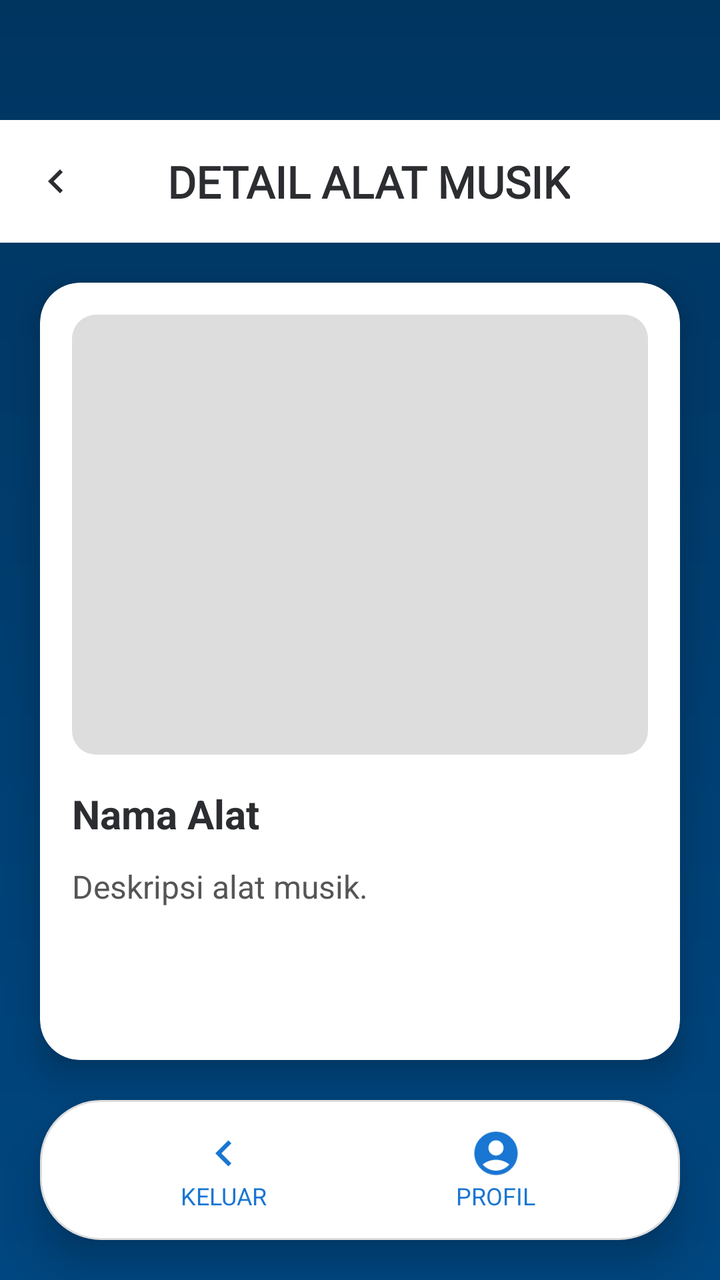
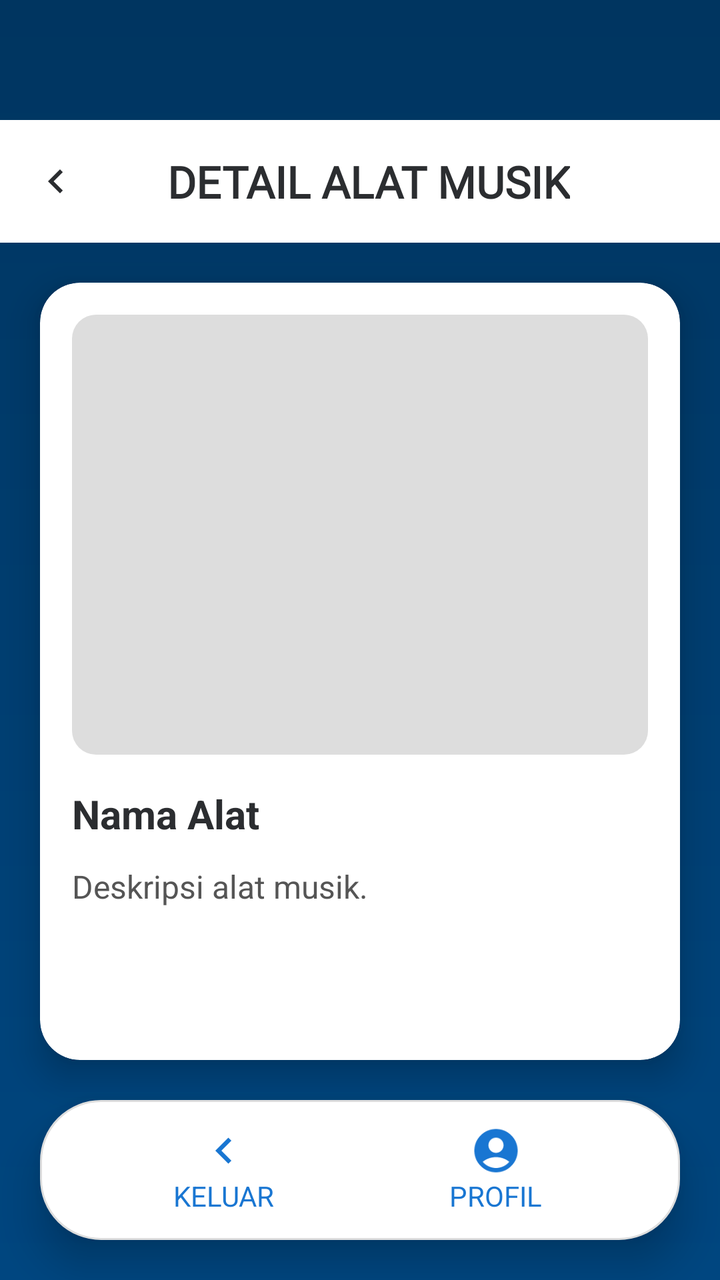

An Android layout rendered at two revisions. The XML below is the earlier revision; the diff shows what the commit changed to produce the second picture.
<!-- AndroidManifest.xml: application theme Theme.MusikAryo -->
<!-- res/layout/activity_detail.xml -->
<?xml version="1.0" encoding="utf-8"?>
<androidx.constraintlayout.widget.ConstraintLayout
    xmlns:android="http://schemas.android.com/apk/res/android"
    xmlns:app="http://schemas.android.com/apk/res-auto"
    android:layout_width="match_parent"
    android:layout_height="match_parent"
    android:background="@drawable/bg_header_gradient">

    <androidx.constraintlayout.widget.ConstraintLayout
        android:id="@+id/headerLayoutDetail"
        android:layout_width="0dp"
        android:layout_height="wrap_content"
        android:layout_marginTop="60dp"
        android:background="@color/white"
        android:padding="16dp"
        app:layout_constraintEnd_toEndOf="parent"
        app:layout_constraintStart_toStartOf="parent"
        app:layout_constraintTop_toTopOf="parent">

        <ImageView
            android:id="@+id/btnKembali"
            android:layout_width="24dp"
            android:layout_height="24dp"
            android:contentDescription="Back"
            android:src="@drawable/ic_exit"
            app:layout_constraintBottom_toBottomOf="parent"
            app:layout_constraintStart_toStartOf="parent"
            app:layout_constraintTop_toTopOf="parent"
            app:tint="#2B2D30" />

        <TextView
            android:id="@+id/tvHeaderDetail"
            android:layout_width="wrap_content"
            android:layout_height="wrap_content"
            android:fontFamily="@font/poppins_bold"
            android:text="DETAIL ALAT MUSIK"
            android:textColor="#2B2D30"
            android:textSize="22sp"
            android:textStyle="bold"
            app:layout_constraintBottom_toBottomOf="parent"
            app:layout_constraintEnd_toEndOf="parent"
            app:layout_constraintHorizontal_bias="0.425"
            app:layout_constraintStart_toEndOf="@id/btnKembali"
            app:layout_constraintTop_toTopOf="parent"
            app:layout_constraintVertical_bias="0.0" />
    </androidx.constraintlayout.widget.ConstraintLayout>

    <androidx.cardview.widget.CardView
        android:layout_width="0dp"
        android:layout_height="0dp"
        android:layout_margin="20dp"
        app:cardCornerRadius="20dp"
        app:cardElevation="10dp"
        app:layout_constraintTop_toBottomOf="@id/headerLayoutDetail"
        app:layout_constraintBottom_toTopOf="@id/bottomNav"
        app:layout_constraintStart_toStartOf="parent"
        app:layout_constraintEnd_toEndOf="parent">

        <ScrollView
            android:layout_width="match_parent"
            android:layout_height="match_parent"
            android:padding="16dp">

            <LinearLayout
                android:layout_width="match_parent"
                android:layout_height="wrap_content"
                android:orientation="vertical">

                <ImageView
                    android:id="@+id/imgDetail"
                    android:layout_width="match_parent"
                    android:layout_height="220dp"
                    android:scaleType="centerCrop"
                    android:background="@drawable/bg_rounded_img"
                    android:layout_marginBottom="16dp"/>

                <TextView
                    android:id="@+id/tvNamaDetail"
                    android:layout_width="match_parent"
                    android:layout_height="wrap_content"
                    android:text="Nama Alat"
                    android:textStyle="bold"
                    android:textSize="20sp"
                    android:textColor="#2B2D30"
                    android:layout_marginBottom="12dp"/>

                <TextView
                    android:id="@+id/tvDeskripsiDetail"
                    android:layout_width="match_parent"
                    android:layout_height="wrap_content"
                    android:text="Deskripsi alat musik."
                    android:textSize="16sp"
                    android:textColor="#555555"/>
            </LinearLayout>
        </ScrollView>
    </androidx.cardview.widget.CardView>

    <LinearLayout
        android:id="@+id/bottomNav"
        android:layout_width="0dp"
        android:layout_height="70dp"
        android:layout_margin="20dp"
        android:layout_marginBottom="50dp"
        android:background="@drawable/bg_bottom_nav"
        android:elevation="12dp"
        android:gravity="center"
        android:orientation="horizontal"
        android:paddingHorizontal="24dp"
        android:paddingVertical="10dp"
        app:layout_constraintBottom_toBottomOf="parent"
        app:layout_constraintStart_toStartOf="parent"
        app:layout_constraintEnd_toEndOf="parent">

        <LinearLayout
            android:id="@+id/btnExit"
            android:layout_width="0dp"
            android:layout_height="match_parent"
            android:layout_weight="1"
            android:gravity="center"
            android:orientation="vertical">

            <ImageView
                android:layout_width="26dp"
                android:layout_height="26dp"
                android:src="@drawable/ic_exit"
                app:tint="@color/blue_700"/>

            <TextView
                android:layout_width="wrap_content"
                android:layout_height="wrap_content"
                android:text="KELUAR"
                android:textColor="@color/blue_700"
                android:textSize="12sp"/>
        </LinearLayout>

        <LinearLayout
            android:id="@+id/btnProfil"
            android:layout_width="0dp"
            android:layout_height="match_parent"
            android:layout_weight="1"
            android:gravity="center"
            android:orientation="vertical">

            <ImageView
                android:layout_width="26dp"
                android:layout_height="26dp"
                android:src="@drawable/ic_user"
                app:tint="@color/blue_700"/>

            <TextView
                android:layout_width="wrap_content"
                android:layout_height="wrap_content"
                android:text="PROFIL"
                android:textColor="@color/blue_700"
                android:textSize="12sp"/>
        </LinearLayout>
    </LinearLayout>

</androidx.constraintlayout.widget.ConstraintLayout>
<!-- resources referenced by this layout -->
<resources>
  <color name="blue_700">#1976D2</color>
  <color name="white">#FFFFFFFF</color>
  <!-- drawable bg_bottom_nav (drawable) -->
  <shape xmlns:android="http://schemas.android.com/apk/res/android"
      android:shape="rectangle">
      <solid android:color="#FFFFFF"/>
      <corners android:radius="30dp"/>
      <stroke android:width="1dp" android:color="#DDDDDD"/>
  </shape>
  <!-- drawable bg_header_gradient (drawable) -->
  <shape xmlns:android="http://schemas.android.com/apk/res/android">
      <gradient
          android:startColor="#003560"
          android:endColor="#004680"
          android:angle="140"/>
  </shape>
  <!-- drawable bg_rounded_img (drawable) -->
  <shape xmlns:android="http://schemas.android.com/apk/res/android" android:shape="rectangle">
      <corners android:radius="12dp"/>
      <solid android:color="#DDDDDD"/>
  </shape>
  <!-- drawable ic_exit (drawable) -->
  <vector xmlns:android="http://schemas.android.com/apk/res/android" android:autoMirrored="true" android:height="24dp" android:tint="#000000" android:viewportHeight="960" android:viewportWidth="960" android:width="24dp">
        
      <path android:fillColor="@android:color/white" android:pathData="M560,720L320,480L560,240L616,296L432,480L616,664L560,720Z"/>
      
  </vector>
  <!-- drawable ic_user (drawable) -->
  <vector xmlns:android="http://schemas.android.com/apk/res/android" android:height="24dp" android:tint="#000000" android:viewportHeight="24" android:viewportWidth="24" android:width="24dp">
        
      <path android:fillColor="@android:color/white" android:pathData="M12,2C6.48,2 2,6.48 2,12s4.48,10 10,10s10,-4.48 10,-10S17.52,2 12,2zM12,6c1.93,0 3.5,1.57 3.5,3.5S13.93,13 12,13s-3.5,-1.57 -3.5,-3.5S10.07,6 12,6zM12,20c-2.03,0 -4.43,-0.82 -6.14,-2.88C7.55,15.8 9.68,15 12,15s4.45,0.8 6.14,2.12C16.43,19.18 14.03,20 12,20z"/>
      
  </vector>
  <style name="Theme.MusikAryo" parent="Theme.Material3.DayNight.NoActionBar">
          
          <item name="colorPrimary">@color/blue_500</item>
          <item name="colorPrimaryVariant">@color/blue_700</item>
          <item name="colorOnPrimary">@android:color/white</item>
  
          
          <item name="android:buttonStyle">@style/MyButton.Blue</item>
      </style>
  <color name="blue_500">#2196F3</color>
  <style name="MyButton.Blue" parent="@android:style/Widget.Button">
          <item name="android:backgroundTint">@null</item>
          <item name="android:background">@drawable/bg_button_blue</item>
          <item name="android:textColor">@android:color/white</item>
      </style>
  <!-- drawable bg_button_blue (drawable) -->
  <?xml version="1.0" encoding="utf-8"?>
  <shape xmlns:android="http://schemas.android.com/apk/res/android" android:shape="rectangle">
      <gradient
          android:startColor="#2196F3"
          android:endColor="#1976D2"
          android:angle="90"/>
      <corners android:radius="30dp"/>
      <padding
          android:left="20dp"
          android:top="14dp"
          android:right="20dp"
          android:bottom="14dp"/>
  </shape>
</resources>

<!-- the commit's change to res/layout/activity_detail.xml (unified diff, before → after) -->
@@ -130,7 +130,7 @@
                 android:layout_height="wrap_content"
                 android:text="KELUAR"
                 android:textColor="@color/blue_700"
-                android:textSize="12sp"/>
+                android:textSize="14sp"/>
         </LinearLayout>
 
         <LinearLayout
@@ -152,7 +152,7 @@
                 android:layout_height="wrap_content"
                 android:text="PROFIL"
                 android:textColor="@color/blue_700"
-                android:textSize="12sp"/>
+                android:textSize="14sp"/>
         </LinearLayout>
     </LinearLayout>
 
